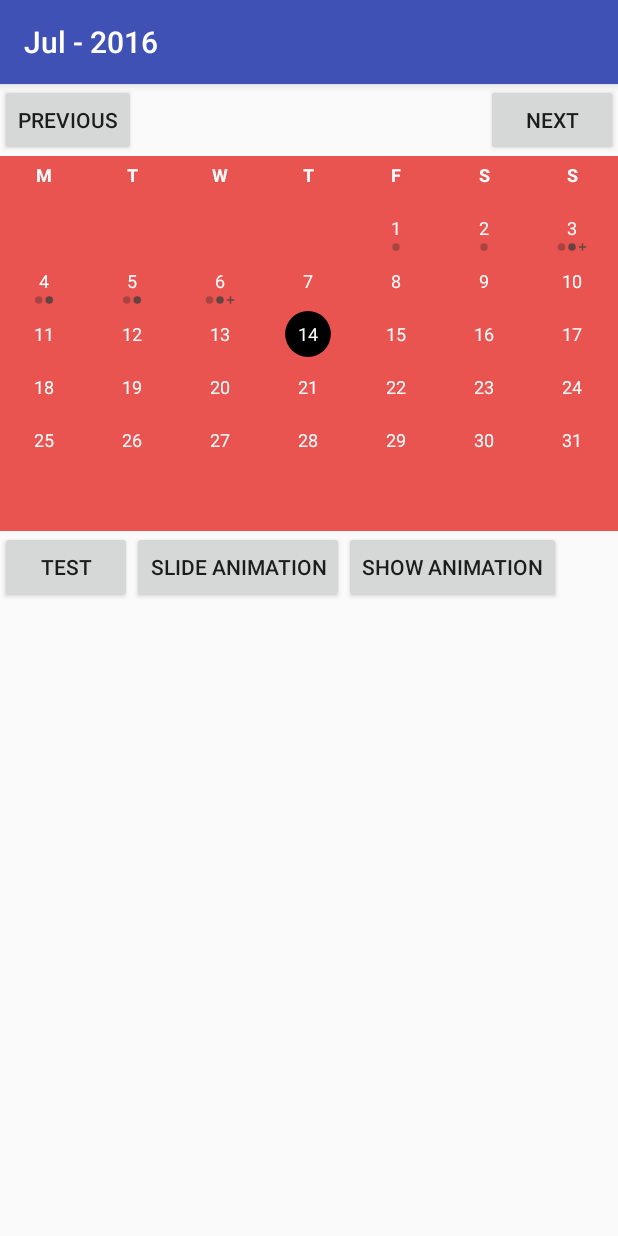
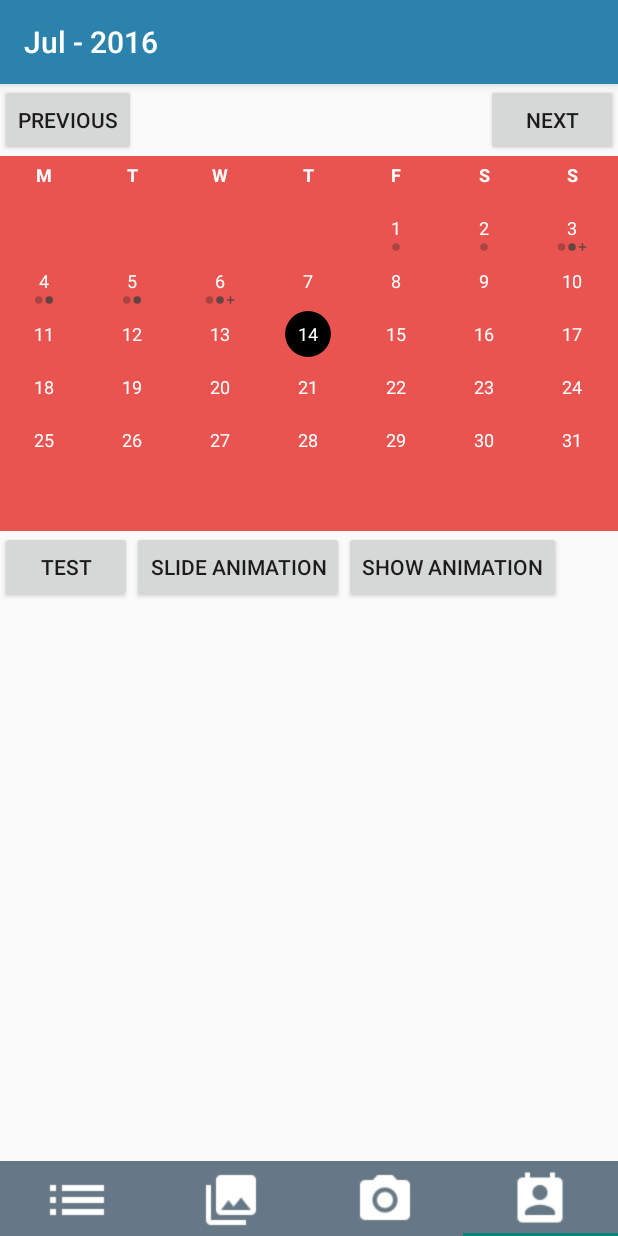
Before and after one commit to bouzinlp/iKK_Go, an Android app: the screen it shows after launch (CalendarActivity), item 4 of the bottom bar chosen, on a phone screen of 412 x 824 dp. Run offline under Robolectric (Android 15) with nearby library versions, the phone set to English and light mode, and no system bars.

Commit message:
add calendar's tabLayout

```diff
--- a/app/src/main/java/com/example/nthucs/prototype/Activity/CalendarActivity.java
+++ b/app/src/main/java/com/example/nthucs/prototype/Activity/CalendarActivity.java
@@ -1,7 +1,11 @@
 package com.example.nthucs.prototype.Activity;
 
+import android.app.Activity;
+import android.content.Intent;
 import android.graphics.Color;
 import android.os.Bundle;
+import android.support.design.widget.TabLayout;
+import android.support.v4.view.ViewPager;
 import android.support.v7.app.ActionBar;
 import android.support.v7.app.AppCompatActivity;
 import android.util.Log;
@@ -14,6 +18,7 @@ import android.widget.ListView;
 import com.example.nthucs.prototype.Calendar.CompactCalendarView;
 import com.example.nthucs.prototype.R;
 import com.example.nthucs.prototype.Utility.Event;
+import com.example.nthucs.prototype.Utility.ViewPagerAdapter;
 
 import java.text.SimpleDateFormat;
 import java.util.ArrayList;
@@ -32,10 +37,24 @@ public class CalendarActivity  extends AppCompatActivity {
     private SimpleDateFormat dateFormatForMonth = new SimpleDateFormat("MMM - yyyy", Locale.getDefault());
     private boolean shouldShow = false;
 
+    // take action's number
+    private static final int SCAN_FOOD = 2;
+    private static final int TAKE_PHOTO = 3;
+
+    // element for the bottom of the tab content
+    private ViewPager viewPager;
+    private TabLayout tabLayout;
+
     @Override
     protected void onCreate(Bundle savedInstanceState) {
         super.onCreate(savedInstanceState);
         setContentView(R.layout.activity_calendar);
+
+        viewPager = (ViewPager)findViewById(R.id.viewPager);
+        tabLayout = (TabLayout) findViewById(R.id.tabLayout);
+        processTabLayout();
+
+        selectTab(3);
 
         final ActionBar actionBar = getSupportActionBar();
         final List<String> mutableBookings = new ArrayList<>();
@@ -191,4 +210,53 @@ public class CalendarActivity  extends AppCompatActivity {
 
         return super.onOptionsItemSelected(item);
     }
+
+    // Initialize tab layout and listener
+    private void processTabLayout() {
+        ViewPagerAdapter pagerAdapter =
+                new ViewPagerAdapter(getSupportFragmentManager(), this);
+
+        viewPager.setAdapter(pagerAdapter);
+        tabLayout.setupWithViewPager(viewPager);
+
+        // set custom icon for every tab
+        for (int i = 0; i < tabLayout.getTabCount(); i++) {
+            TabLayout.Tab tab = tabLayout.getTabAt(i);
+            if (tab != null) {
+                tab.setCustomView(pagerAdapter.getTabView(i));
+            }
+        }
+
+        // enable tab selected listener
+        tabLayout.setOnTabSelectedListener(
+                new TabLayout.ViewPagerOnTabSelectedListener(viewPager) {
+                    @Override
+                    public void onTabSelected(TabLayout.Tab tab) {
+                        super.onTabSelected(tab);
+
+                        // temporary added for return food list
+                        if (tab.getPosition() == 0) {
+                            Intent result = getIntent();
+
+                            setResult(Activity.RESULT_OK, result);
+                            finish();
+                        } else if (tab.getPosition() == 1) {
+                            Intent intent_gallery = new Intent("com.example.nthucs.prototype.TAKE_PHOTO");
+                            startActivityForResult(intent_gallery, TAKE_PHOTO);
+                        } else if (tab.getPosition() == 2) {
+                            Intent intent_camera = new Intent("com.example.nthucs.prototype.TAKE_PICT");
+                            startActivityForResult(intent_camera, SCAN_FOOD);
+                        } else if (tab.getPosition() == 3) {
+                        }
+                        //System.out.println(tab.getPosition());
+                    }
+                }
+        );
+    }
+
+    // select specific tab
+    private void selectTab(int index) {
+        TabLayout.Tab tab = tabLayout.getTabAt(index);
+        tab.select();
+    }
 }
--- a/app/src/main/java/com/example/nthucs/prototype/Activity/MainActivity.java
+++ b/app/src/main/java/com/example/nthucs/prototype/Activity/MainActivity.java
@@ -42,6 +42,7 @@ public class MainActivity extends AppCompatActivity {
     private static final int EDIT_FOOD = 1;
     private static final int SCAN_FOOD = 2;
     private static final int TAKE_PHOTO = 3;
+    private static final int CALENDAR = 4;
 
     private int selectedCount = 0;
 
@@ -70,6 +71,13 @@ public class MainActivity extends AppCompatActivity {
     @Override
     protected void onActivityResult(int requestCode, int resultCode, Intent data) {
         if (resultCode == Activity.RESULT_OK) {
+
+            // Return form calendar
+            if (requestCode == CALENDAR) {
+                selectTab(0);
+                // Because calendar have no food return yet
+                return;
+            }
 
             Food food = (Food) data.getExtras().getSerializable("com.example.nthucs.prototype.FoodList.Food");
 
@@ -102,6 +110,9 @@ public class MainActivity extends AppCompatActivity {
                 foods.add(food);
                 foodAdapter.notifyDataSetChanged();
             }
+
+            // Always select food list tab after return
+            selectTab(0);
         }
     }
 
@@ -123,6 +134,7 @@ public class MainActivity extends AppCompatActivity {
         return true;
     }
 
+    // Initialize tab layout and listener
     private void processTabLayout() {
         ViewPagerAdapter pagerAdapter =
                 new ViewPagerAdapter(getSupportFragmentManager(), this);
@@ -130,6 +142,7 @@ public class MainActivity extends AppCompatActivity {
         viewPager.setAdapter(pagerAdapter);
         tabLayout.setupWithViewPager(viewPager);
 
+        // set custom icon for every tab
         for (int i = 0; i < tabLayout.getTabCount(); i++) {
             TabLayout.Tab tab = tabLayout.getTabAt(i);
             if (tab != null) {
@@ -137,6 +150,7 @@ public class MainActivity extends AppCompatActivity {
             }
         }
 
+        // enable tab selected listener
         tabLayout.setOnTabSelectedListener(
                 new TabLayout.ViewPagerOnTabSelectedListener(viewPager) {
                     @Override
@@ -151,8 +165,8 @@ public class MainActivity extends AppCompatActivity {
                             Intent intent_camera = new Intent("com.example.nthucs.prototype.TAKE_PICT");
                             startActivityForResult(intent_camera, SCAN_FOOD);
                         } else if (tab.getPosition() == 3) {
-                            Intent intent_calender = new Intent("com.example.nthucs.prototype.CALENDAR");
-                            startActivity(intent_calender);
+                            Intent intent_calendar = new Intent("com.example.nthucs.prototype.CALENDAR");
+                            startActivityForResult(intent_calendar, CALENDAR);
                         }
                         //System.out.println(tab.getPosition());
                     }
@@ -216,7 +230,7 @@ public class MainActivity extends AppCompatActivity {
         /*calendar_food.setVisible(selectedCount==0);
         take_photo.setVisible(selectedCount==0);
         scan_food.setVisible(selectedCount==0);*/
-        add_food.setVisible(selectedCount==0);
+        add_food.setVisible(selectedCount == 0);
         search_food.setVisible(selectedCount==0);
         revert_food.setVisible(selectedCount > 0);
         delete_food.setVisible(selectedCount > 0);
@@ -288,4 +302,10 @@ public class MainActivity extends AppCompatActivity {
                 break;
         }
     }
+
+    // select specific tab
+    private void selectTab(int index) {
+        TabLayout.Tab tab = tabLayout.getTabAt(index);
+        tab.select();
+    }
 }
--- a/app/src/main/res/layout/activity_calendar.xml
+++ b/app/src/main/res/layout/activity_calendar.xml
@@ -3,6 +3,7 @@
     xmlns:tools="http://schemas.android.com/tools"
     android:layout_width="match_parent"
     android:layout_height="match_parent"
+    xmlns:app="http://schemas.android.com/apk/res-auto"
     android:animateLayoutChanges="true"
     tools:context="com.example.nthucs.prototype.Activity.CalendarActivity">
 
@@ -12,7 +13,6 @@
         android:text="Previous"
         android:layout_width="wrap_content"
         android:layout_height="wrap_content"/>
-
 
     <Button
         android:layout_alignParentRight="true"
@@ -72,4 +72,30 @@
         android:layout_height="wrap_content">
     </ListView>
 
+    <!--<LinearLayout
+        android:orientation="horizontal"
+        android:layout_width="fill_parent"
+        android:id="@+id/bottomLinearLayout"
+        android:layout_below="@+id/bookings_listview"
+        android:layout_alignParentBottom="true"
+        android:layout_height="wrap_content">
+        android:layout_weight="10"
+        android:padding="0dip">-->
+
+    <android.support.v4.view.ViewPager
+        android:id="@+id/viewPager"
+        android:layout_below="@+id/bookings_listview"
+        android:layout_width="match_parent"
+        android:layout_height="0dp"
+        android:layout_weight="1"
+        android:background="@color/white"/>
+
+    <android.support.design.widget.TabLayout
+        android:id="@+id/tabLayout"
+        android:layout_width="match_parent"
+        android:layout_height="wrap_content"
+        app:tabMode="fixed"
+        android:layout_alignParentBottom="true"
+        android:background="@color/tabColor"/>
+
 </RelativeLayout>
--- a/app/src/main/res/layout/activity_main.xml
+++ b/app/src/main/res/layout/activity_main.xml
@@ -41,7 +41,7 @@
             android:layout_width="match_parent"
             android:layout_height="wrap_content"
             app:tabMode="fixed"
-            android:background="@color/royalblue"/>
+            android:background="@color/tabColor"/>
 
     </LinearLayout>
 
--- a/app/src/main/res/values/colors.xml
+++ b/app/src/main/res/values/colors.xml
@@ -1,8 +1,8 @@
 <?xml version="1.0" encoding="utf-8"?>
 <resources>
-    <color name="colorPrimary">#3F51B5</color>
+    <color name="colorPrimary">#2b82ad</color>
     <color name="black">#000000</color>
     <color name="dark_red">#B71C1C</color>
-    <color name="royalblue">#4169E1</color>
+    <color name="tabColor">#667885</color>
     <color name="white">#FFFFFF</color>
 </resources>
```
